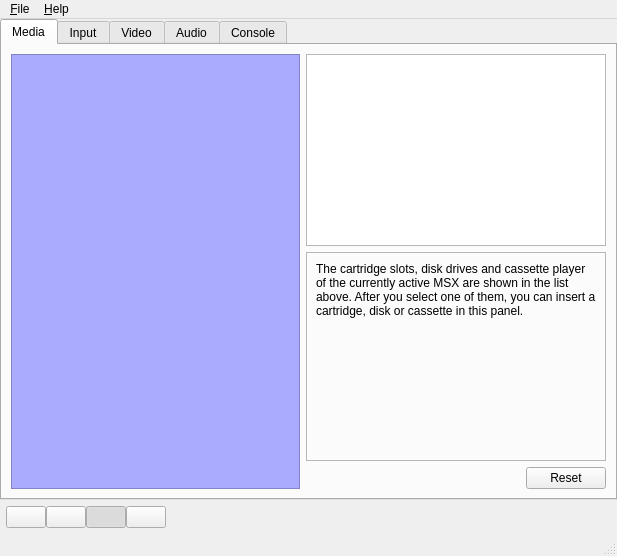
Above: main.ui from openMSX/catapult before the change. Below: the same form after it.
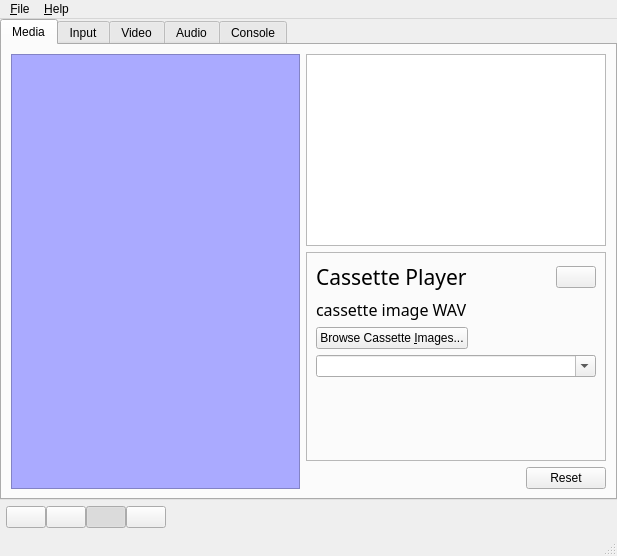
That is the form after the change. The open tabs and pages were chosen to show the change. Icons and pictures are not drawn.

Commit message: Implemented basic cassette support

Patch:
```diff
--- a/main.ui
+++ b/main.ui
@@ -685,6 +685,147 @@
                </item>
               </layout>
              </widget>
+             <widget class="QWidget" name="cassettePage" >
+              <layout class="QVBoxLayout" >
+               <property name="margin" >
+                <number>9</number>
+               </property>
+               <property name="spacing" >
+                <number>6</number>
+               </property>
+               <item>
+                <layout class="QHBoxLayout" >
+                 <property name="margin" >
+                  <number>0</number>
+                 </property>
+                 <property name="spacing" >
+                  <number>6</number>
+                 </property>
+                 <item>
+                  <widget class="QLabel" name="cassetteLabel" >
+                   <property name="font" >
+                    <font>
+                     <family>Sans Serif</family>
+                     <pointsize>16</pointsize>
+                     <weight>75</weight>
+                     <italic>false</italic>
+                     <bold>true</bold>
+                     <underline>false</underline>
+                     <strikeout>false</strikeout>
+                    </font>
+                   </property>
+                   <property name="text" >
+                    <string>&lt;html>&lt;head>&lt;meta name="qrichtext" content="1" />&lt;/head>&lt;body style=" white-space: pre-wrap; font-family:Sans Serif; font-size:16pt; font-weight:600; font-style:normal; text-decoration:none;">&lt;p style=" margin-top:0px; margin-bottom:0px; margin-left:0px; margin-right:0px; -qt-block-indent:0; text-indent:0px;">&lt;span style=" font-weight:400;">Cassette Player&lt;/span>&lt;/p>&lt;/body>&lt;/html></string>
+                   </property>
+                  </widget>
+                 </item>
+                 <item>
+                  <widget class="QPushButton" name="cassetteEjectButton" >
+                   <property name="sizePolicy" >
+                    <sizepolicy>
+                     <hsizetype>0</hsizetype>
+                     <vsizetype>0</vsizetype>
+                     <horstretch>0</horstretch>
+                     <verstretch>0</verstretch>
+                    </sizepolicy>
+                   </property>
+                   <property name="icon" >
+                    <iconset>eject.png</iconset>
+                   </property>
+                  </widget>
+                 </item>
+                </layout>
+               </item>
+               <item>
+                <widget class="QLabel" name="cassetteDescriptionLabel" >
+                 <property name="font" >
+                  <font>
+                   <family>Sans Serif</family>
+                   <pointsize>12</pointsize>
+                   <weight>50</weight>
+                   <italic>false</italic>
+                   <bold>false</bold>
+                   <underline>false</underline>
+                   <strikeout>false</strikeout>
+                  </font>
+                 </property>
+                 <property name="text" >
+                  <string>cassette image WAV</string>
+                 </property>
+                </widget>
+               </item>
+               <item>
+                <layout class="QHBoxLayout" >
+                 <property name="margin" >
+                  <number>0</number>
+                 </property>
+                 <property name="spacing" >
+                  <number>6</number>
+                 </property>
+                 <item>
+                  <widget class="QPushButton" name="cassetteBrowseImageButton" >
+                   <property name="text" >
+                    <string>Browse Cassette &amp;Images...</string>
+                   </property>
+                  </widget>
+                 </item>
+                 <item>
+                  <spacer>
+                   <property name="orientation" >
+                    <enum>Qt::Horizontal</enum>
+                   </property>
+                   <property name="sizeHint" >
+                    <size>
+                     <width>40</width>
+                     <height>20</height>
+                    </size>
+                   </property>
+                  </spacer>
+                 </item>
+                </layout>
+               </item>
+               <item>
+                <widget class="QComboBox" name="cassetteHistoryBox" >
+                 <property name="sizePolicy" >
+                  <sizepolicy>
+                   <hsizetype>1</hsizetype>
+                   <vsizetype>1</vsizetype>
+                   <horstretch>0</horstretch>
+                   <verstretch>0</verstretch>
+                  </sizepolicy>
+                 </property>
+                 <property name="editable" >
+                  <bool>true</bool>
+                 </property>
+                 <property name="maxCount" >
+                  <number>100</number>
+                 </property>
+                 <property name="insertPolicy" >
+                  <enum>QComboBox::InsertAtTop</enum>
+                 </property>
+                 <property name="sizeAdjustPolicy" >
+                  <enum>QComboBox::AdjustToMinimumContentsLength</enum>
+                 </property>
+                 <property name="minimumContentsLength" >
+                  <number>20</number>
+                 </property>
+                </widget>
+               </item>
+               <item>
+                <spacer>
+                 <property name="orientation" >
+                  <enum>Qt::Vertical</enum>
+                 </property>
+                 <property name="sizeHint" >
+                  <size>
+                   <width>20</width>
+                   <height>40</height>
+                  </size>
+                 </property>
+                </spacer>
+               </item>
+              </layout>
+             </widget>
             </widget>
            </item>
            <item>
```
The commit also changes 3 other files.
